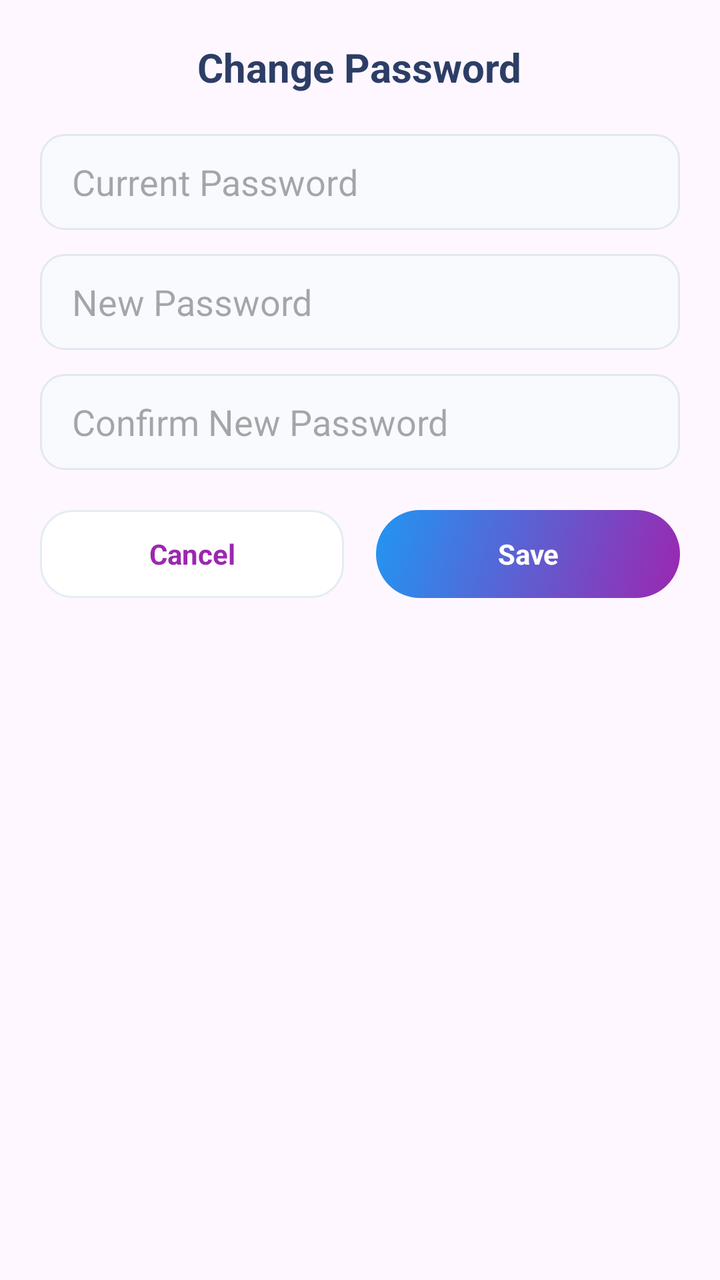
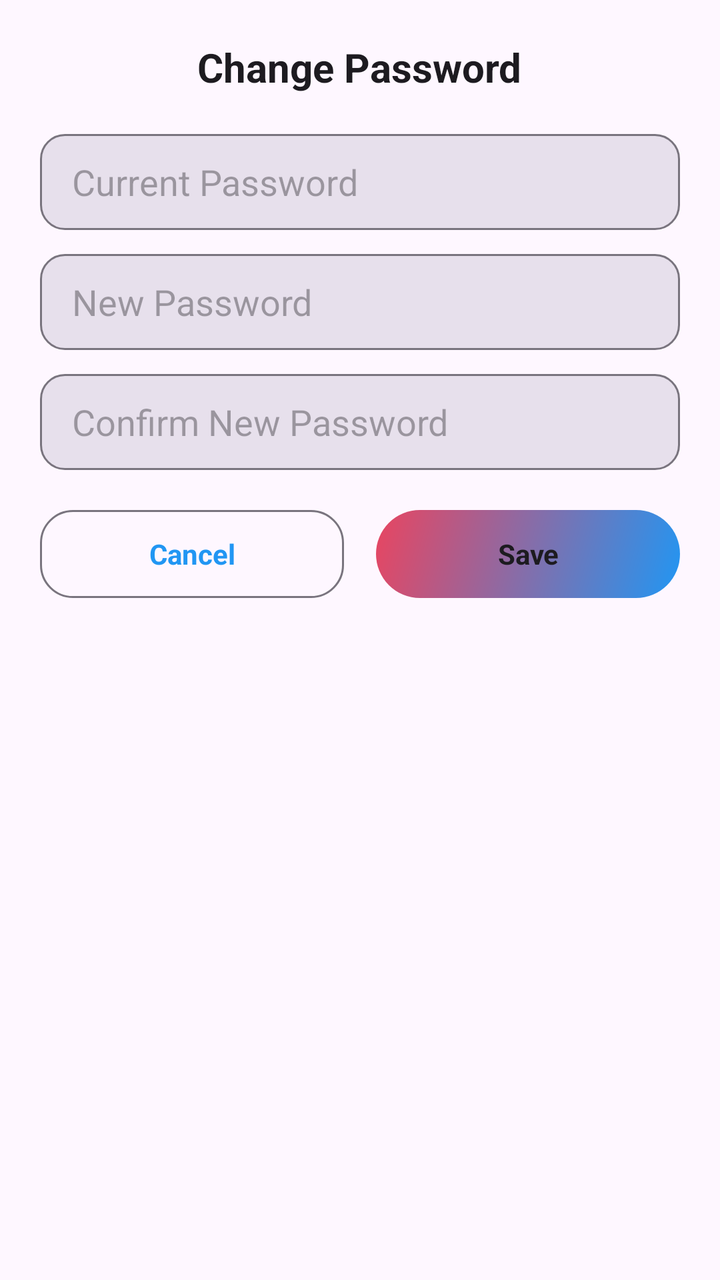

An Android layout rendered at two revisions. The XML below is the earlier revision; the diff shows what the commit changed to produce the second picture.
<!-- AndroidManifest.xml: application theme Base.Theme.DailyToDoList -->
<!-- res/layout/dialog_change_password.xml -->
<?xml version="1.0" encoding="utf-8"?>
<LinearLayout xmlns:android="http://schemas.android.com/apk/res/android"
    android:id="@+id/dialogLayout"
    android:layout_width="match_parent"
    android:layout_height="wrap_content"
    android:orientation="vertical"
    android:padding="20dp">

    <TextView
        android:id="@+id/titleText"
        android:layout_width="wrap_content"
        android:layout_height="wrap_content"
        android:text="Change Password"
        android:textSize="20sp"
        android:textStyle="bold"
        android:textColor="#2C3E66"
        android:layout_marginBottom="20dp"
        android:layout_gravity="center" />

    <EditText
        android:id="@+id/currentPasswordInput"
        android:layout_width="match_parent"
        android:layout_height="48dp"
        android:hint="Current Password"
        android:inputType="textPassword"
        android:background="@drawable/input_field_bg"
        android:paddingLeft="16dp"
        android:layout_marginBottom="12dp" />

    <EditText
        android:id="@+id/newPasswordInput"
        android:layout_width="match_parent"
        android:layout_height="48dp"
        android:hint="New Password"
        android:inputType="textPassword"
        android:background="@drawable/input_field_bg"
        android:paddingLeft="16dp"
        android:layout_marginBottom="12dp" />

    <EditText
        android:id="@+id/confirmPasswordInput"
        android:layout_width="match_parent"
        android:layout_height="48dp"
        android:hint="Confirm New Password"
        android:inputType="textPassword"
        android:background="@drawable/input_field_bg"
        android:paddingLeft="16dp"
        android:layout_marginBottom="20dp" />

    <LinearLayout
        android:layout_width="match_parent"
        android:layout_height="wrap_content"
        android:orientation="horizontal">

        <TextView
            android:id="@+id/cancelButton"
            android:layout_width="0dp"
            android:layout_height="44dp"
            android:layout_weight="1"
            android:text="Cancel"
            android:textSize="14sp"
            android:textStyle="bold"
            android:textColor="#9C27B0"
            android:gravity="center"
            android:background="@drawable/white_card_bg"
            android:layout_marginEnd="8dp"
            android:clickable="true"
            android:focusable="true" />

        <TextView
            android:id="@+id/saveButton"
            android:layout_width="0dp"
            android:layout_height="44dp"
            android:layout_weight="1"
            android:text="Save"
            android:textSize="14sp"
            android:textStyle="bold"
            android:textColor="#FFFFFF"
            android:gravity="center"
            android:background="@drawable/login_button_gradient"
            android:layout_marginStart="8dp"
            android:clickable="true"
            android:focusable="true" />

    </LinearLayout>

</LinearLayout>
<!-- resources referenced by this layout -->
<resources>
  <!-- drawable input_field_bg (drawable) -->
  <?xml version="1.0" encoding="utf-8"?>
  <shape xmlns:android="http://schemas.android.com/apk/res/android">
      <solid android:color="#F8FAFD" />
      <corners android:radius="12dp" />
      <stroke android:width="1dp" android:color="#E2E8F0" />
  </shape>
  <!-- drawable login_button_gradient (drawable) -->
  <?xml version="1.0" encoding="utf-8"?>
  <shape xmlns:android="http://schemas.android.com/apk/res/android">
      <gradient
          android:startColor="#9C27B0"
          android:endColor="#2196F3"
          android:angle="135"/>
      <corners android:radius="27dp" />
  </shape>
  <!-- drawable white_card_bg (drawable) -->
  <?xml version="1.0" encoding="utf-8"?>
  <shape xmlns:android="http://schemas.android.com/apk/res/android">
      <solid android:color="#FFFFFF" />
      <corners android:radius="16dp" />
      <stroke
          android:width="1dp"
          android:color="#E2EDF2" />
  </shape>
  <style name="Base.Theme.DailyToDoList" parent="Theme.Material3.DayNight.NoActionBar">
          <item name="colorPrimary">@color/default_primary</item>
          <item name="colorOnPrimary">@color/white</item>
          <item name="colorSecondary">@color/default_accent</item>
          <item name="colorOnSecondary">@color/white</item>
          <item name="android:statusBarColor">@color/default_start</item>
          <item name="android:windowLightStatusBar">true</item>
          <item name="android:navigationBarColor">@color/white</item>
          <item name="android:windowLightNavigationBar">false</item>
      </style>
  <color name="default_primary">#2196F3</color>
  <color name="white">#FFFFFFFF</color>
  <color name="default_accent">#E94560</color>
  <color name="default_start">#2196F3</color>
</resources>

<!-- the commit's change to res/layout/dialog_change_password.xml (unified diff, before → after) -->
@@ -13,7 +13,7 @@
         android:text="Change Password"
         android:textSize="20sp"
         android:textStyle="bold"
-        android:textColor="#2C3E66"
+        android:textColor="?attr/colorOnSurface"
         android:layout_marginBottom="20dp"
         android:layout_gravity="center" />
 
@@ -60,7 +60,7 @@
             android:text="Cancel"
             android:textSize="14sp"
             android:textStyle="bold"
-            android:textColor="#9C27B0"
+            android:textColor="?attr/colorPrimary"
             android:gravity="center"
             android:background="@drawable/white_card_bg"
             android:layout_marginEnd="8dp"
@@ -75,7 +75,7 @@
             android:text="Save"
             android:textSize="14sp"
             android:textStyle="bold"
-            android:textColor="#FFFFFF"
+            android:textColor="?attr/colorOnSurface"
             android:gravity="center"
             android:background="@drawable/login_button_gradient"
             android:layout_marginStart="8dp"
<!-- resource entries referenced after the edit -->
@@ -3,27 +3,27 @@
   <!-- drawable input_field_bg (drawable) -->
   <?xml version="1.0" encoding="utf-8"?>
   <shape xmlns:android="http://schemas.android.com/apk/res/android">
-      <solid android:color="#F8FAFD" />
+      <solid android:color="?attr/colorSurfaceVariant" />
       <corners android:radius="12dp" />
-      <stroke android:width="1dp" android:color="#E2E8F0" />
+      <stroke android:width="1dp" android:color="?attr/colorOutline" />
   </shape>
   <!-- drawable login_button_gradient (drawable) -->
   <?xml version="1.0" encoding="utf-8"?>
   <shape xmlns:android="http://schemas.android.com/apk/res/android">
       <gradient
-          android:startColor="#9C27B0"
-          android:endColor="#2196F3"
+          android:startColor="?attr/colorPrimary"
+          android:endColor="?attr/colorSecondary"
           android:angle="135"/>
       <corners android:radius="27dp" />
   </shape>
   <!-- drawable white_card_bg (drawable) -->
   <?xml version="1.0" encoding="utf-8"?>
   <shape xmlns:android="http://schemas.android.com/apk/res/android">
-      <solid android:color="#FFFFFF" />
+      <solid android:color="?attr/colorSurface" />
       <corners android:radius="16dp" />
       <stroke
           android:width="1dp"
-          android:color="#E2EDF2" />
+          android:color="?attr/colorOutline" />
   </shape>
   <style name="Base.Theme.DailyToDoList" parent="Theme.Material3.DayNight.NoActionBar">
           <item name="colorPrimary">@color/default_primary</item>
